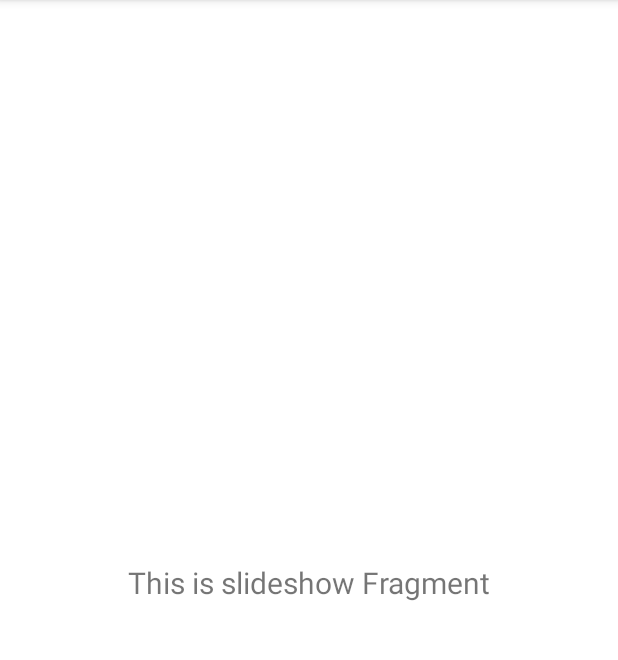
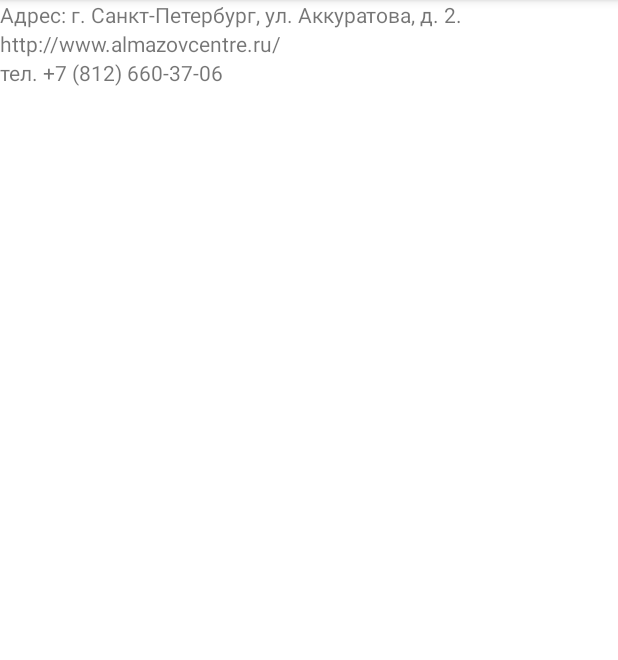
Before and after one commit to tsvetval/android_bandage, an Android app: the fragment SlideshowFragment shown on its own in the app's theme, on a phone screen of 412 x 824 dp, the part 84-744 px from its top. Run offline under Robolectric (Android 15) with nearby library versions, the phone set to English and light mode, and no system bars.

```diff
--- a/app/src/main/java/com/inokisheo/kotlinwebview/ui/slideshow/SlideshowFragment.kt
+++ b/app/src/main/java/com/inokisheo/kotlinwebview/ui/slideshow/SlideshowFragment.kt
@@ -28,10 +28,10 @@ class SlideshowFragment : Fragment() {
         _binding = FragmentSlideshowBinding.inflate(inflater, container, false)
         val root: View = binding.root
 
-        val textView: TextView = binding.textSlideshow
-        slideshowViewModel.text.observe(viewLifecycleOwner) {
-            textView.text = it
-        }
+//        val textView: TextView = binding.textView
+//        slideshowViewModel.text.observe(viewLifecycleOwner) {
+//            textView.text = it
+//        }
         return root
     }
 
--- a/app/src/main/res/layout/fragment_slideshow.xml
+++ b/app/src/main/res/layout/fragment_slideshow.xml
@@ -6,17 +6,29 @@
     android:layout_height="match_parent"
     tools:context=".ui.slideshow.SlideshowFragment">
 
-    <TextView
-        android:id="@+id/text_slideshow"
-        android:layout_width="match_parent"
-        android:layout_height="wrap_content"
-        android:layout_marginStart="8dp"
-        android:layout_marginTop="8dp"
-        android:layout_marginEnd="8dp"
-        android:textAlignment="center"
-        android:textSize="20sp"
-        app:layout_constraintBottom_toBottomOf="parent"
-        app:layout_constraintEnd_toEndOf="parent"
-        app:layout_constraintStart_toStartOf="parent"
-        app:layout_constraintTop_toTopOf="parent" />
+    <LinearLayout
+        android:layout_width="409dp"
+        android:layout_height="694dp"
+        android:orientation="vertical"
+        tools:layout_editor_absoluteX="1dp"
+        tools:layout_editor_absoluteY="-7dp">
+
+        <TextView
+            android:id="@+id/textView"
+            android:layout_width="wrap_content"
+            android:layout_height="wrap_content"
+            android:text="Адрес: г. Санкт-Петербург, ул. Аккуратова, д. 2." />
+
+        <TextView
+            android:id="@+id/textView3"
+            android:layout_width="match_parent"
+            android:layout_height="wrap_content"
+            android:text="http://www.almazovcentre.ru/" />
+
+        <TextView
+            android:id="@+id/textView4"
+            android:layout_width="match_parent"
+            android:layout_height="wrap_content"
+            android:text="тел. +7 (812) 660-37-06" />
+    </LinearLayout>
 </androidx.constraintlayout.widget.ConstraintLayout>
--- a/app/src/main/res/menu/activity_main_drawer.xml
+++ b/app/src/main/res/menu/activity_main_drawer.xml
@@ -6,7 +6,7 @@
     <group android:checkableBehavior="single">
         <item
             android:id="@+id/nav_home"
-            android:icon="@drawable/ic_menu_camera"
+            android:icon="@drawable/bandage_icon"
             android:title="@string/menu_home" />
 <!--        <item
             android:id="@+id/nav_gallery"
@@ -14,7 +14,7 @@
             android:title="@string/menu_gallery" />-->
         <item
             android:id="@+id/nav_slideshow"
-            android:icon="@drawable/ic_menu_slideshow"
+            android:icon="@drawable/almazov"
             android:title="@string/menu_slideshow" />
     </group>
 </menu>
--- a/app/src/main/res/values/dimens.xml
+++ b/app/src/main/res/values/dimens.xml
@@ -3,6 +3,6 @@
     <dimen name="activity_horizontal_margin">16dp</dimen>
     <dimen name="activity_vertical_margin">16dp</dimen>
     <dimen name="nav_header_vertical_spacing">8dp</dimen>
-    <dimen name="nav_header_height">176dp</dimen>
+    <dimen name="nav_header_height">140dp</dimen>
     <dimen name="fab_margin">16dp</dimen>
 </resources>
--- a/app/src/main/res/values/strings.xml
+++ b/app/src/main/res/values/strings.xml
@@ -5,9 +5,9 @@
     <string name="nav_header_title">Умная повязка</string>
     <string name="nav_header_subtitle">android.studio@android.com</string>
     <string name="nav_header_desc">Navigation header</string>
-    <string name="action_settings">Settings</string>
+    <string name="action_settings">Настройки</string>
 
-    <string name="menu_home">Home</string>
+    <string name="menu_home">Кабинет пациента</string>
     <string name="menu_gallery">Privacy policy</string>
-    <string name="menu_slideshow">About us</string>
+    <string name="menu_slideshow">О нас</string>
 </resources>
```
Also changed, not shown: app/src/main/res/layout/nav_header_main.xml (+7 -6 lines), app/src/main/res/drawable/almazov.png (added), 1 other file.
